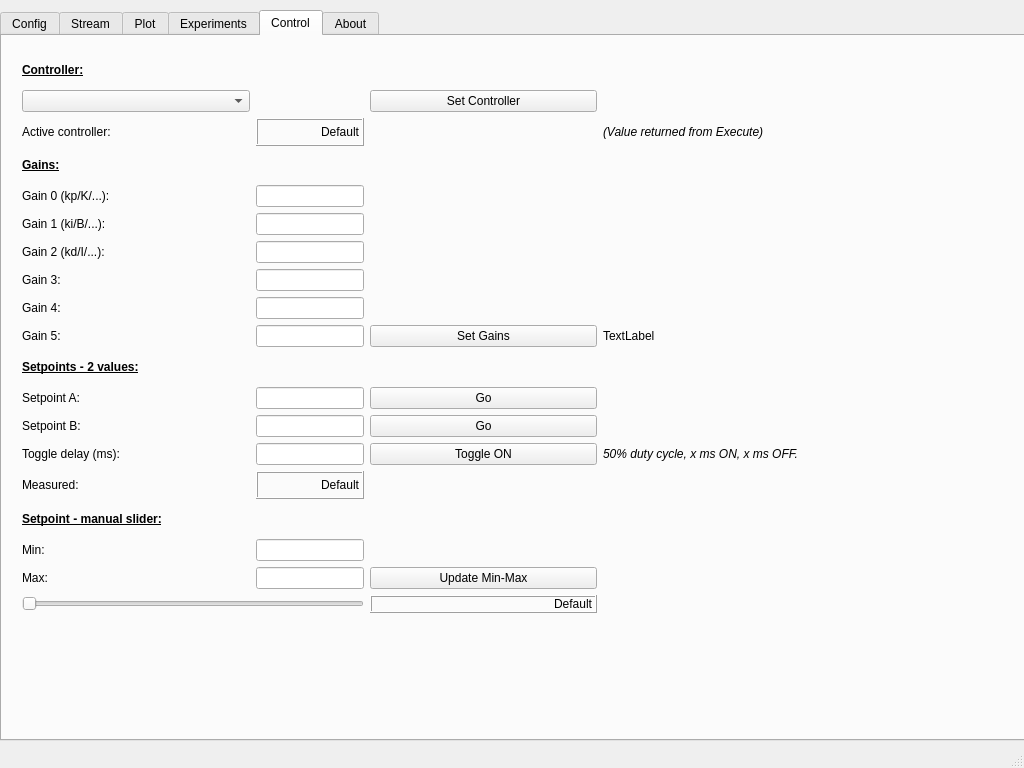
Qt form execute-gui-1/mainwindow.ui (JFDuval/FlexSEA) before a commit.
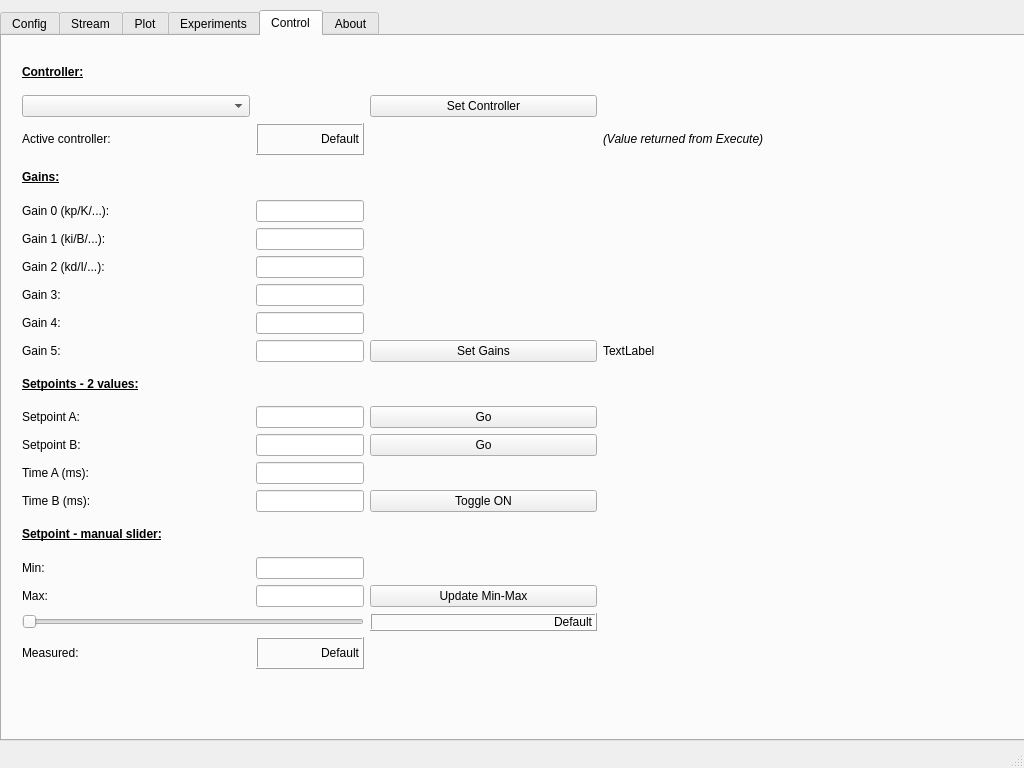
The same form after that commit. Custom widgets are drawn as their Qt base class.

Commit message: Better A/B control setpoint

```diff
--- a/execute-gui-1/mainwindow.ui
+++ b/execute-gui-1/mainwindow.ui
@@ -1787,10 +1787,30 @@
         <x>9</x>
         <y>9</y>
         <width>831</width>
-        <height>599</height>
+        <height>655</height>
        </rect>
       </property>
       <layout class="QGridLayout" name="gridLayout_8">
+       <item row="15" column="0">
+        <widget class="QLabel" name="label_62">
+         <property name="text">
+          <string>Time B (ms):</string>
+         </property>
+        </widget>
+       </item>
+       <item row="15" column="1">
+        <widget class="QLineEdit" name="control_toggle_delayB">
+         <property name="sizePolicy">
+          <sizepolicy hsizetype="Fixed" vsizetype="Fixed">
+           <horstretch>0</horstretch>
+           <verstretch>0</verstretch>
+          </sizepolicy>
+         </property>
+         <property name="alignment">
+          <set>Qt::AlignRight|Qt::AlignTrailing|Qt::AlignVCenter</set>
+         </property>
+        </widget>
+       </item>
        <item row="7" column="1">
         <widget class="QLineEdit" name="control_g3">
          <property name="sizePolicy">
@@ -1804,14 +1824,14 @@
          </property>
         </widget>
        </item>
-       <item row="17" column="0">
+       <item row="18" column="0">
         <widget class="QLabel" name="label_59">
          <property name="text">
           <string>Min:</string>
          </property>
         </widget>
        </item>
-       <item row="18" column="1">
+       <item row="19" column="1">
         <widget class="QLineEdit" name="control_slider_max">
          <property name="sizePolicy">
           <sizepolicy hsizetype="Fixed" vsizetype="Fixed">
@@ -1844,7 +1864,7 @@
          </property>
         </widget>
        </item>
-       <item row="18" column="0">
+       <item row="19" column="0">
         <widget class="QLabel" name="label_60">
          <property name="text">
           <string>Max:</string>
@@ -1864,7 +1884,7 @@
          </property>
         </widget>
        </item>
-       <item row="19" column="0" colspan="2">
+       <item row="20" column="0" colspan="2">
         <widget class="QSlider" name="hSlider_Ctrl">
          <property name="minimum">
           <number>55</number>
@@ -1877,7 +1897,7 @@
          </property>
         </widget>
        </item>
-       <item row="18" column="2">
+       <item row="19" column="2">
         <widget class="QPushButton" name="pushButton_CtrlMinMax">
          <property name="text">
           <string>Update Min-Max</string>
@@ -1940,28 +1960,6 @@
          </property>
         </widget>
        </item>
-       <item row="15" column="1">
-        <widget class="QLabel" name="disp_meas_val">
-         <property name="autoFillBackground">
-          <bool>false</bool>
-         </property>
-         <property name="frameShape">
-          <enum>QFrame::Box</enum>
-         </property>
-         <property name="frameShadow">
-          <enum>QFrame::Raised</enum>
-         </property>
-         <property name="lineWidth">
-          <number>1</number>
-         </property>
-         <property name="text">
-          <string>Default</string>
-         </property>
-         <property name="alignment">
-          <set>Qt::AlignRight|Qt::AlignTrailing|Qt::AlignVCenter</set>
-         </property>
-        </widget>
-       </item>
        <item row="9" column="0">
         <widget class="QLabel" name="label_53">
          <property name="text">
@@ -1969,7 +1967,7 @@
          </property>
         </widget>
        </item>
-       <item row="20" column="2">
+       <item row="22" column="2">
         <spacer name="horizontalSpacer_2">
          <property name="orientation">
           <enum>Qt::Horizontal</enum>
@@ -1992,7 +1990,7 @@
          </property>
         </widget>
        </item>
-       <item row="16" column="0" colspan="2">
+       <item row="17" column="0" colspan="2">
         <widget class="QLabel" name="label_58">
          <property name="text">
           <string>&lt;html&gt;&lt;head/&gt;&lt;body&gt;&lt;p&gt;&lt;span style=&quot; font-weight:600; text-decoration: underline;&quot;&gt;Setpoint - manual slider:&lt;/span&gt;&lt;/p&gt;&lt;/body&gt;&lt;/html&gt;</string>
@@ -2033,13 +2031,6 @@
          </property>
         </widget>
        </item>
-       <item row="15" column="0">
-        <widget class="QLabel" name="label_57">
-         <property name="text">
-          <string>Measured:</string>
-         </property>
-        </widget>
-       </item>
        <item row="12" column="1">
         <widget class="QLineEdit" name="control_setp_a">
          <property name="sizePolicy">
@@ -2090,7 +2081,7 @@
          </property>
         </widget>
        </item>
-       <item row="19" column="2">
+       <item row="20" column="2">
         <widget class="QLabel" name="disp_slider">
          <property name="autoFillBackground">
           <bool>false</bool>
@@ -2126,7 +2117,7 @@
          </property>
         </widget>
        </item>
-       <item row="20" column="0">
+       <item row="22" column="0">
         <spacer name="horizontalSpacer">
          <property name="orientation">
           <enum>Qt::Horizontal</enum>
@@ -2169,7 +2160,7 @@
          </property>
         </widget>
        </item>
-       <item row="17" column="1">
+       <item row="18" column="1">
         <widget class="QLineEdit" name="control_slider_min">
          <property name="sizePolicy">
           <sizepolicy hsizetype="Fixed" vsizetype="Fixed">
@@ -2196,37 +2187,59 @@
          </property>
         </widget>
        </item>
+       <item row="14" column="1">
+        <widget class="QLineEdit" name="control_toggle_delayA">
+         <property name="sizePolicy">
+          <sizepolicy hsizetype="Fixed" vsizetype="Fixed">
+           <horstretch>0</horstretch>
+           <verstretch>0</verstretch>
+          </sizepolicy>
+         </property>
+         <property name="alignment">
+          <set>Qt::AlignRight|Qt::AlignTrailing|Qt::AlignVCenter</set>
+         </property>
+        </widget>
+       </item>
        <item row="14" column="0">
         <widget class="QLabel" name="label_61">
          <property name="text">
-          <string>Toggle delay (ms):</string>
+          <string>Time A (ms):</string>
          </property>
         </widget>
        </item>
-       <item row="14" column="1">
-        <widget class="QLineEdit" name="control_toggle_delay">
-         <property name="sizePolicy">
-          <sizepolicy hsizetype="Fixed" vsizetype="Fixed">
-           <horstretch>0</horstretch>
-           <verstretch>0</verstretch>
-          </sizepolicy>
-         </property>
-         <property name="alignment">
-          <set>Qt::AlignRight|Qt::AlignTrailing|Qt::AlignVCenter</set>
-         </property>
-        </widget>
-       </item>
-       <item row="14" column="2">
+       <item row="15" column="2">
         <widget class="QPushButton" name="pushButton_toggle">
          <property name="text">
           <string>Toggle ON</string>
          </property>
         </widget>
        </item>
-       <item row="14" column="3">
-        <widget class="QLabel" name="textLabel_Gains_3">
+       <item row="21" column="0">
+        <widget class="QLabel" name="label_57">
          <property name="text">
-          <string>&lt;html&gt;&lt;head/&gt;&lt;body&gt;&lt;p&gt;&lt;span style=&quot; font-style:italic;&quot;&gt;50% duty cycle, x ms ON, x ms OFF.&lt;/span&gt;&lt;/p&gt;&lt;/body&gt;&lt;/html&gt;</string>
+          <string>Measured:</string>
+         </property>
+        </widget>
+       </item>
+       <item row="21" column="1">
+        <widget class="QLabel" name="disp_meas_val">
+         <property name="autoFillBackground">
+          <bool>false</bool>
+         </property>
+         <property name="frameShape">
+          <enum>QFrame::Box</enum>
+         </property>
+         <property name="frameShadow">
+          <enum>QFrame::Raised</enum>
+         </property>
+         <property name="lineWidth">
+          <number>1</number>
+         </property>
+         <property name="text">
+          <string>Default</string>
+         </property>
+         <property name="alignment">
+          <set>Qt::AlignRight|Qt::AlignTrailing|Qt::AlignVCenter</set>
          </property>
         </widget>
        </item>
```
Left out of the diff: 251 changed lines with no effect on the pictures. The commit also changes 3 other files.
